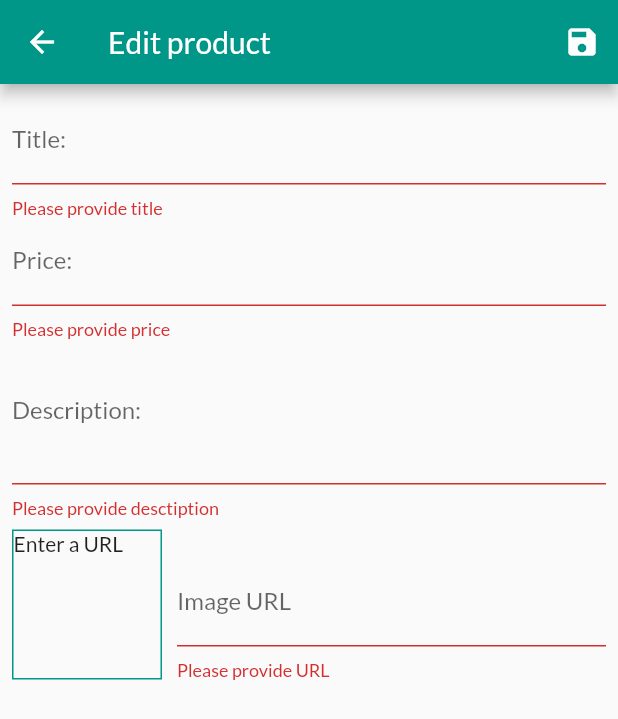
After one commit to Kazberovich/meals_app, a Flutter app: the EditProductScreen screen opened by its route, after a tap on the "save" icon, on a phone screen of 412 x 824 dp. The commit adds this screen. Shown: the top 719 px of the screen. Run offline on Flutter 3.47's test engine with Material 2 defaults, Android fonts, the phone set to English and light mode, and no system bars; network calls fail.

Commit message:
Edit product screen

```diff
--- a/lib/main.dart
+++ b/lib/main.dart
@@ -3,6 +3,7 @@ import 'package:shop_app/providers/cart_provider.dart';
 import 'package:shop_app/providers/orders_provider.dart';
 import 'package:shop_app/providers/products_provider.dart';
 import 'package:shop_app/screens/cart_screen.dart';
+import 'package:shop_app/screens/edit_product_screen.dart';
 import 'package:shop_app/screens/orders_screen.dart';
 import 'package:shop_app/screens/product_detail_screen.dart';
 import 'package:shop_app/screens/products_overview_screen.dart';
@@ -39,6 +40,7 @@ class MyApp extends StatelessWidget {
           CartScreen.routeName: (ctx) => CartScreen(),
           OrdersScreen.routeName: (ctx) => OrdersScreen(),
           UserProductsScreen.routeName: (ctx) => UserProductsScreen(),
+          EditProductScreen.routeName: (ctx) => EditProductScreen(),
         },
       ),
     );
--- a/lib/providers/orders_provider.dart
+++ b/lib/providers/orders_provider.dart
@@ -1,5 +1,4 @@
 import 'package:flutter/material.dart';
-import 'package:provider/provider.dart';
 import 'package:shop_app/providers/cart_provider.dart';
 
 class OrderItem {
--- a/lib/providers/products_provider.dart
+++ b/lib/providers/products_provider.dart
@@ -53,7 +53,8 @@ class ProductsProvider with ChangeNotifier {
   }
 
   void addProduct(Product value) {
-    _items.add(value);
+    final newProduct = Product(id: DateTime.now().toString(), title: value.title , description: value.description, price: value.price, imageUrl: value.imageUrl);
+    _items.add(newProduct);
     notifyListeners();
   }
 
--- /dev/null
+++ b/lib/screens/edit_product_screen.dart
@@ -0,0 +1,234 @@
+import 'package:flutter/material.dart';
+import 'package:provider/provider.dart';
+import 'package:shop_app/providers/product.dart';
+import 'package:shop_app/providers/products_provider.dart';
+
+//https://static.workaway.info/gfx/foto/8/5/7/4/7/857472745726/thumb/857472745726_156577397609613.jpg
+
+class EditProductScreen extends StatefulWidget {
+  static const String routeName = '/edit-products';
+
+  @override
+  _EditProductScreenState createState() => _EditProductScreenState();
+}
+
+class _EditProductScreenState extends State<EditProductScreen> {
+  final _priceFocusNode = FocusNode();
+  final _descriptionFocusNode = FocusNode();
+  final _imageUrlFocusNode = FocusNode();
+  final _imageUrlController = TextEditingController();
+  final _form = GlobalKey<FormState>();
+  var _product = Product(
+    id: null,
+    title: '',
+    price: 0,
+    description: '',
+    imageUrl: '',
+  );
+
+  void _saveForm() {
+    if (!_form.currentState.validate()) {
+      return;
+    }
+    _form.currentState.save();
+    print(_product);
+    Provider.of<ProductsProvider>(context, listen: false).addProduct(_product);
+    Navigator.of(context).pop();
+  }
+
+  void _updateImageUrl() {
+    if (!_imageUrlFocusNode.hasFocus) {
+      setState(() {});
+    }
+  }
+
+  @override
+  void initState() {
+    _imageUrlFocusNode.addListener(_updateImageUrl);
+    super.initState();
+  }
+
+  @override
+  void dispose() {
+    _priceFocusNode.dispose();
+    _descriptionFocusNode.dispose();
+    _imageUrlController.dispose();
+    _imageUrlFocusNode.removeListener(_updateImageUrl);
+    _imageUrlFocusNode.dispose();
+
+    super.dispose();
+  }
+
+  @override
+  Widget build(BuildContext context) {
+    return Scaffold(
+      appBar: AppBar(
+        title: Text('Edit product'),
+        actions: [
+          IconButton(icon: Icon(Icons.save), onPressed: _saveForm),
+        ],
+      ),
+      body: Padding(
+        padding: const EdgeInsets.all(8.0),
+        child: Form(
+          key: _form,
+          child: ListView(
+            children: [
+              TextFormField(
+                decoration: InputDecoration(labelText: 'Title:'),
+                textInputAction: TextInputAction.next,
+                onFieldSubmitted: (value) {
+                  FocusScope.of(context).requestFocus(_priceFocusNode);
+                },
+                onSaved: (value) {
+                  _product = Product(
+                    title: value,
+                    id: null,
+                    description: _product.description,
+                    imageUrl: _product.imageUrl,
+                    price: _product.price,
+                  );
+                },
+                validator: (value) {
+                  if (value.isEmpty) {
+                    return 'Please provide title';
+                  }
+                  return null; // null means that the string is correct.
+                },
+              ),
+              TextFormField(
+                decoration: InputDecoration(labelText: 'Price:'),
+                textInputAction: TextInputAction.next,
+                keyboardType: TextInputType.number,
+                focusNode: _priceFocusNode,
+                onFieldSubmitted: (value) {
+                  FocusScope.of(context).requestFocus(_descriptionFocusNode);
+                },
+                onSaved: (value) {
+                  _product = Product(
+                    title: _product.title,
+                    id: null,
+                    description: _product.description,
+                    imageUrl: _product.imageUrl,
+                    price: double.tryParse(value) == null
+                        ? 0.0
+                        : double.tryParse(value),
+                  );
+                },
+                validator: (value) {
+                  if (value.isEmpty) {
+                    return 'Please provide price';
+                  }
+
+                  if (double.tryParse(value) == null) {
+                    return 'Please provide a valid number';
+                  }
+
+                  if (double.parse(value) <= 0) {
+                    return 'Please provide a number greather than 0';
+                  }
+                  return null; // null means that the string is correct.
+                },
+              ),
+              TextFormField(
+                decoration: InputDecoration(labelText: 'Description:'),
+                textInputAction: TextInputAction.next,
+                keyboardType: TextInputType.multiline,
+                maxLines: 3,
+                focusNode: _descriptionFocusNode,
+                onSaved: (value) {
+                  _product = Product(
+                    title: _product.title,
+                    id: null,
+                    description: value,
+                    imageUrl: _product.imageUrl,
+                    price: _product.price,
+                  );
+                },
+                validator: (value) {
+                  if (value.isEmpty) {
+                    return 'Please provide desctiption';
+                  }
+                  if (value.length < 10) {
+                    return 'Should be at least 10 characters long.';
+                  }
+                  return null; // null means that the string is correct.
+                },
+              ),
+              Row(
+                crossAxisAlignment: CrossAxisAlignment.end,
+                children: [
+                  Container(
+                    width: 100,
+                    height: 100,
+                    margin: EdgeInsets.only(top: 8, right: 10),
+                    decoration: BoxDecoration(
+                        border: Border.all(width: 1, color: Colors.teal)),
+                    child: _imageUrlController.text.isEmpty
+                        ? Text('Enter a URL')
+                        : FittedBox(
+                            child: Image.network(
+                              _imageUrlController.text,
+                              fit: BoxFit.cover,
+                            ),
+                          ),
+                  ),
+                  Expanded(
+                    child: TextFormField(
+                      decoration: InputDecoration(labelText: 'Image URL'),
+                      keyboardType: TextInputType.url,
+                      textInputAction: TextInputAction.done,
+                      controller: _imageUrlController,
+                      focusNode: _imageUrlFocusNode,
+                      onFieldSubmitted: (_) {
+                        _saveForm();
+                      },
+                      onEditingComplete: () {
+                        setState(() {});
+                      },
+                      onSaved: (value) {
+                        _product = Product(
+                          title: _product.title,
+                          id: null,
+                          description: _product.description,
+                          imageUrl: value,
+                          price: _product.price,
+                        );
+                      },
+                      validator: (value) {
+                        if (value.isEmpty) {
+                          return 'Please provide URL';
+                        }
+                        if (!value.startsWith('http') ||
+                            !value.startsWith('https')) {
+                          return 'Please provide a valid URL';
+                        }
+                        return null; // null means that the string is correct.
+                      },
+                    ),
+                  ),
+                ],
+              )
+            ],
+          ),
+        ),
+      ),
+    );
+  }
+}
+
+/*
+
+Expanded(
+  child: TextFormField(
+    decoration: InputDecoration(labelText: 'Image URL'),
+    keyboardType: TextInputType.url,
+    textInputAction: TextInputAction.done,
+    controller: _imageUrlController,
+    onEditingComplete: () {
+      setState(() {});
+    },
+  )
+),
+
+*/
--- a/lib/screens/user_products_screen.dart
+++ b/lib/screens/user_products_screen.dart
@@ -1,6 +1,7 @@
 import 'package:flutter/material.dart';
 import 'package:provider/provider.dart';
 import 'package:shop_app/providers/products_provider.dart';
+import 'package:shop_app/screens/edit_product_screen.dart';
 import 'package:shop_app/widgets/app_drawer.dart';
 import 'package:shop_app/widgets/user_product_item.dart';
 
@@ -13,7 +14,9 @@ class UserProductsScreen extends StatelessWidget {
     return Scaffold(
       appBar: AppBar(
         title: const Text('Your products'),
-        actions: [IconButton(icon: const Icon(Icons.add), onPressed: () {})],
+        actions: [IconButton(icon: const Icon(Icons.add), onPressed: () {
+          Navigator.of(context).pushNamed(EditProductScreen.routeName);
+        })],
       ),
       drawer: AppDrawerWidget(),
       body: Padding(
```
